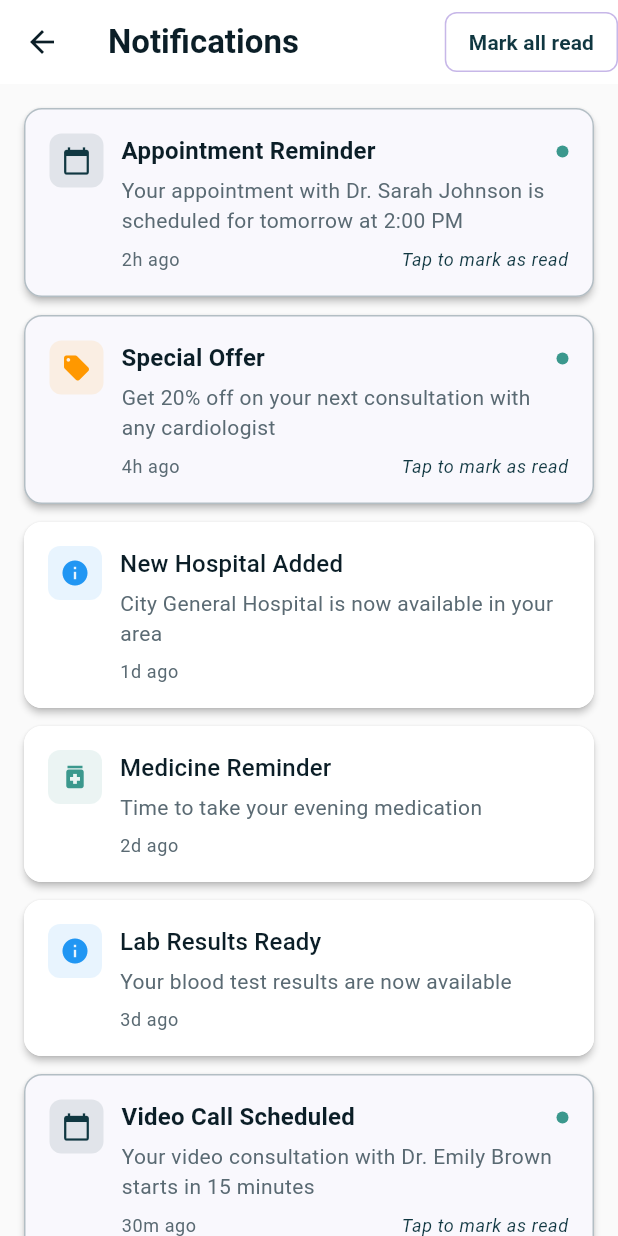
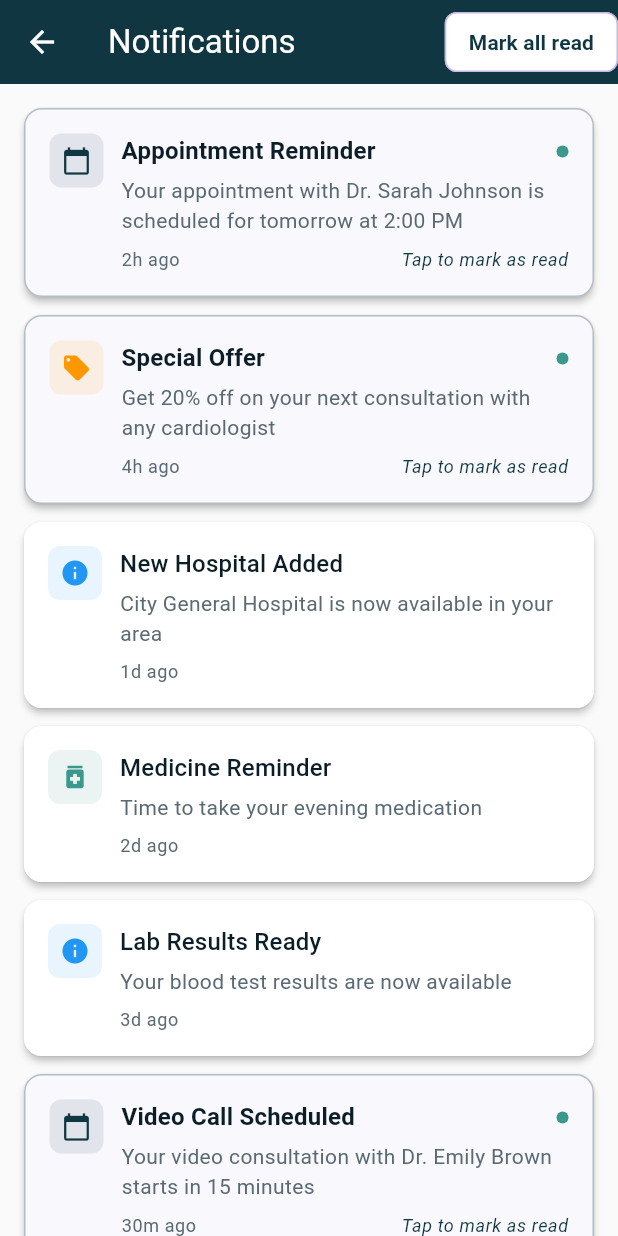
Before and after one commit to Shailly-450/Medico, a Flutter app: the NotificationScreen screen opened directly, on a phone screen of 412 x 824 dp. Run offline on Flutter 3.47's test engine with Material 3 defaults, Android fonts, the phone set to English and light mode, and no system bars; network calls fail.

```diff
--- a/lib/views/dashboard/notifications_page.dart
+++ b/lib/views/dashboard/notifications_page.dart
@@ -12,9 +12,7 @@ class NotificationsPage extends StatelessWidget {
     return Scaffold(
       appBar: AppBar(
         title: const Text('Notifications'),
-        // backgroundColor: Colors.white,
-        // foregroundColor: AppColors.textBlack,
-        // elevation: 0.5,
+
         actions: [
           TextButton(
             onPressed: () {
--- a/lib/views/notifications/notification_screen.dart
+++ b/lib/views/notifications/notification_screen.dart
@@ -20,18 +20,8 @@ class _NotificationScreenState extends State<NotificationScreen> {
       builder: (context, model, child) => Scaffold(
         backgroundColor: Colors.grey[50],
         appBar: AppBar(
-          backgroundColor: Colors.white,
-          elevation: 0,
-          leading: IconButton(
-            icon: const Icon(Icons.arrow_back, color: AppColors.textBlack),
-            onPressed: () => Navigator.pop(context),
-          ),
-          title: Text(
+           title: Text(
             'Notifications',
-            style: Theme.of(context).textTheme.titleLarge?.copyWith(
-                  fontWeight: FontWeight.bold,
-                  color: AppColors.textBlack,
-                ),
           ),
           actions: [
             if (model.unreadCount > 0)
```
Also changed, not shown: lib/views/appointments/book_appointment_screen.dart (+4 -4 lines), lib/views/home/hospital_detail_screen.dart (+3 -5 lines).
